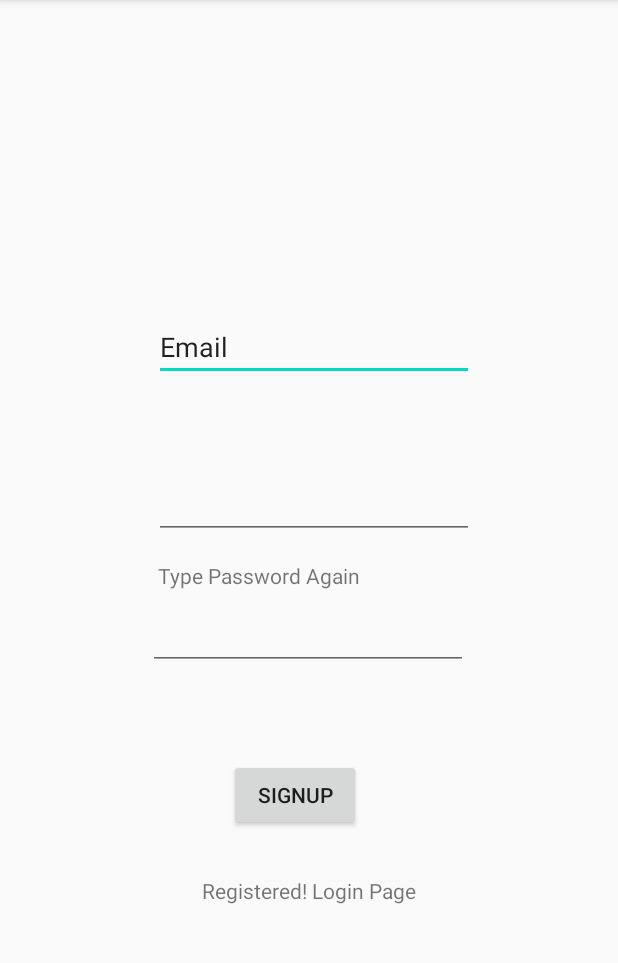
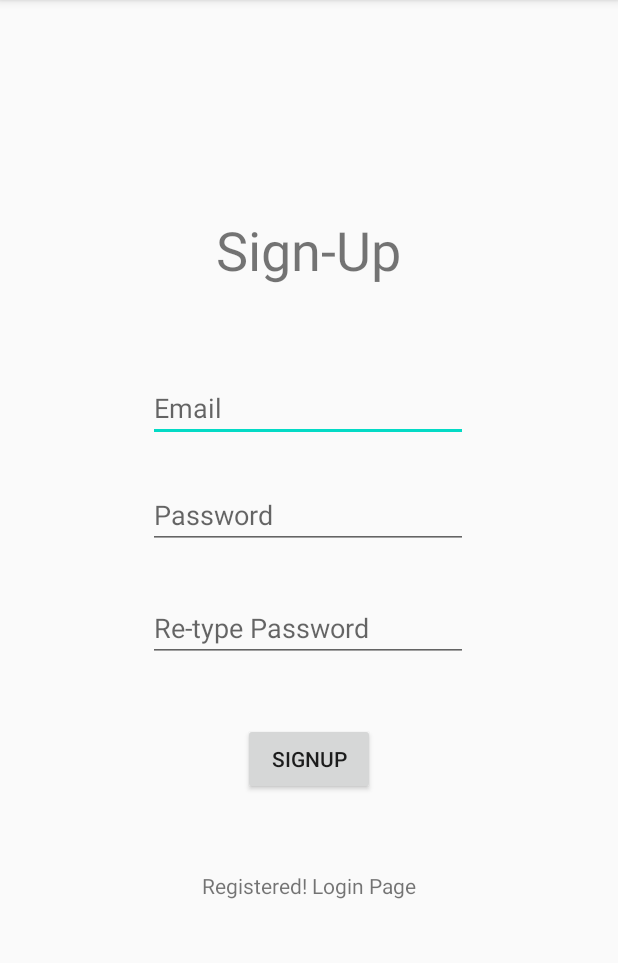
Before and after one commit to Mechiri/pervasive-computing, an Android app: the SignUpActivity screen opened directly, with no data from a screen before it, on a phone screen of 412 x 824 dp, the part 84-1047 px from its top. Run offline under Robolectric (Android 15) with nearby library versions, the light colour scheme and no system bars; our stand-ins replace Firebase (no records; nobody signed in at launch, a user with empty details on screens opened directly).

Commit message:
Minor fixes to main page and sign up page

```diff
--- a/app/src/main/res/layout/activity_main.xml
+++ b/app/src/main/res/layout/activity_main.xml
@@ -29,8 +29,8 @@
         android:layout_marginEnd="101dp"
         android:layout_marginBottom="32dp"
         android:ems="10"
+        android:hint="Email"
         android:inputType="textPersonName"
-        android:text="Email"
         app:layout_constraintBottom_toTopOf="@+id/editTextPassword"
         app:layout_constraintEnd_toEndOf="parent"
         app:layout_constraintStart_toStartOf="parent"
@@ -45,6 +45,7 @@
         android:layout_marginEnd="101dp"
         android:layout_marginBottom="39dp"
         android:ems="10"
+        android:hint="Password"
         android:inputType="textPassword"
         app:layout_constraintBottom_toTopOf="@+id/buttonlogin"
         app:layout_constraintEnd_toEndOf="parent"
--- a/app/src/main/res/layout/activity_sign_up.xml
+++ b/app/src/main/res/layout/activity_sign_up.xml
@@ -10,29 +10,28 @@
         android:id="@+id/editTextEmailSignUp"
         android:layout_width="wrap_content"
         android:layout_height="wrap_content"
-        android:layout_marginStart="104dp"
-        android:layout_marginTop="207dp"
-        android:layout_marginEnd="97dp"
-        android:layout_marginBottom="29dp"
+        android:layout_marginStart="100dp"
+        android:layout_marginEnd="101dp"
+        android:layout_marginBottom="21dp"
         android:ems="10"
+        android:hint="Email"
         android:inputType="textPersonName"
-        android:text="Email"
         app:layout_constraintBottom_toTopOf="@+id/editTextPasswordSignUp"
         app:layout_constraintEnd_toEndOf="parent"
         app:layout_constraintStart_toStartOf="parent"
-        app:layout_constraintTop_toTopOf="parent" />
+        app:layout_constraintTop_toBottomOf="@+id/textViewC" />
 
     <EditText
         android:id="@+id/editTextPasswordSignUp"
         android:layout_width="wrap_content"
         android:layout_height="wrap_content"
-        android:layout_marginStart="104dp"
-        android:layout_marginTop="29dp"
-        android:layout_marginEnd="97dp"
-        android:layout_marginBottom="13dp"
+        android:layout_marginStart="100dp"
+        android:layout_marginEnd="101dp"
+        android:layout_marginBottom="25dp"
         android:ems="10"
+        android:hint="Password"
         android:inputType="textPassword"
-        app:layout_constraintBottom_toTopOf="@+id/textViewC"
+        app:layout_constraintBottom_toTopOf="@+id/editTextPassword2Signup"
         app:layout_constraintEnd_toEndOf="parent"
         app:layout_constraintStart_toStartOf="parent"
         app:layout_constraintTop_toBottomOf="@+id/editTextEmailSignUp" />
@@ -42,24 +41,23 @@
         android:layout_width="wrap_content"
         android:layout_height="wrap_content"
         android:layout_marginStart="100dp"
-        android:layout_marginTop="3dp"
         android:layout_marginEnd="101dp"
-        android:layout_marginBottom="30dp"
+        android:layout_marginBottom="36dp"
         android:ems="10"
+        android:hint="Re-type Password"
         android:inputType="textPassword"
         app:layout_constraintBottom_toTopOf="@+id/buttonCreateUser"
         app:layout_constraintEnd_toEndOf="parent"
         app:layout_constraintStart_toStartOf="parent"
-        app:layout_constraintTop_toBottomOf="@+id/textViewC" />
+        app:layout_constraintTop_toBottomOf="@+id/editTextPasswordSignUp" />
 
     <Button
         android:id="@+id/buttonCreateUser"
         android:layout_width="wrap_content"
         android:layout_height="wrap_content"
-        android:layout_marginStart="152dp"
-        android:layout_marginTop="28dp"
-        android:layout_marginEnd="171dp"
-        android:layout_marginBottom="25dp"
+        android:layout_marginStart="161dp"
+        android:layout_marginEnd="162dp"
+        android:layout_marginBottom="45dp"
         android:text="SignUp"
         app:layout_constraintBottom_toTopOf="@+id/textViewLoginPage"
         app:layout_constraintEnd_toEndOf="parent"
@@ -71,7 +69,6 @@
         android:layout_width="wrap_content"
         android:layout_height="wrap_content"
         android:layout_marginStart="133dp"
-        android:layout_marginTop="3dp"
         android:layout_marginEnd="133dp"
         android:layout_marginBottom="163dp"
         android:text="Registered! Login Page"
@@ -84,12 +81,14 @@
         android:id="@+id/textViewC"
         android:layout_width="wrap_content"
         android:layout_height="wrap_content"
-        android:layout_marginStart="104dp"
-        android:layout_marginEnd="171dp"
-        android:layout_marginBottom="4dp"
-        android:text="Type Password Again"
-        app:layout_constraintBottom_toTopOf="@+id/editTextPassword2Signup"
+        android:layout_marginStart="143dp"
+        android:layout_marginTop="137dp"
+        android:layout_marginEnd="144dp"
+        android:layout_marginBottom="53dp"
+        android:text="Sign-Up"
+        android:textSize="36sp"
+        app:layout_constraintBottom_toTopOf="@+id/editTextEmailSignUp"
         app:layout_constraintEnd_toEndOf="parent"
         app:layout_constraintStart_toStartOf="parent"
-        app:layout_constraintTop_toBottomOf="@+id/editTextPasswordSignUp" />
+        app:layout_constraintTop_toTopOf="parent" />
 </androidx.constraintlayout.widget.ConstraintLayout>
```
